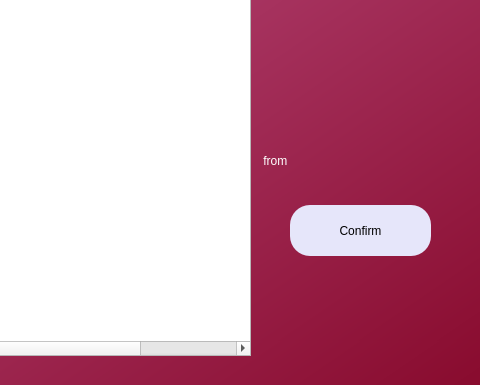
Old version of the form manageaccs.ui in the repository AnshulS853/Coursework_Prototype; both pictures show x 470 to 950 and y 415 to 800 of the 950 by 800 pixel window.
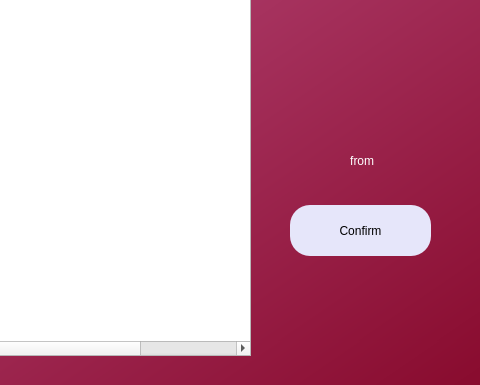
New version of the form.

```diff
--- a/manageaccs.ui
+++ b/manageaccs.ui
@@ -174,7 +174,7 @@
      <rect>
       <x>730</x>
       <y>510</y>
-      <width>191</width>
+      <width>201</width>
       <height>131</height>
      </rect>
     </property>
@@ -186,6 +186,9 @@
 &lt;account/admin&gt; from
 &lt;user&gt;</string>
     </property>
+    <property name="alignment">
+     <set>Qt::AlignCenter</set>
+    </property>
    </widget>
    <widget class="QPushButton" name="confirmchoice">
     <property name="geometry">
```
